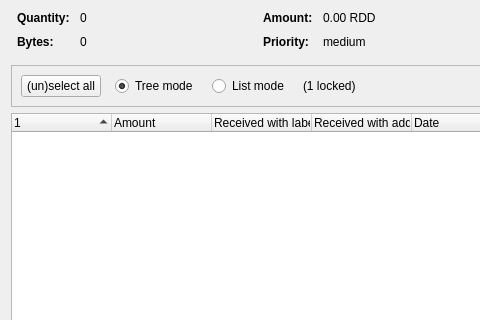
Old version of the form src/qt/forms/coincontroldialog.ui in the repository reddcoin-project/reddcoin-3.10; both pictures show x 0 to 480 and y 0 to 320 of the 1000 by 500 pixel window.
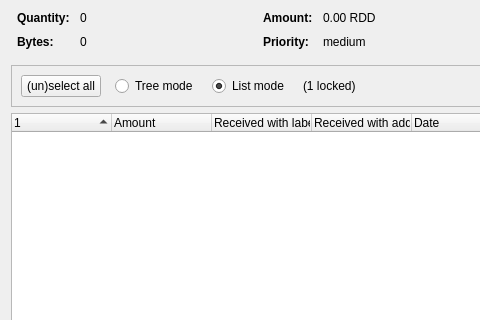
New version of the form. Custom widgets are drawn as their Qt base class.

Commit message: Coin Control: Make list mode default

Patch:
```diff
--- a/src/qt/forms/coincontroldialog.ui
+++ b/src/qt/forms/coincontroldialog.ui
@@ -379,9 +379,6 @@
           <property name="text">
            <string>Tree mode</string>
           </property>
-          <property name="checked">
-           <bool>true</bool>
-          </property>
          </widget>
         </item>
         <item>
@@ -395,6 +392,9 @@
           <property name="text">
            <string>List mode</string>
           </property>
+          <property name="checked">
+           <bool>true</bool>
+          </property>
          </widget>
         </item>
         <item>
```
